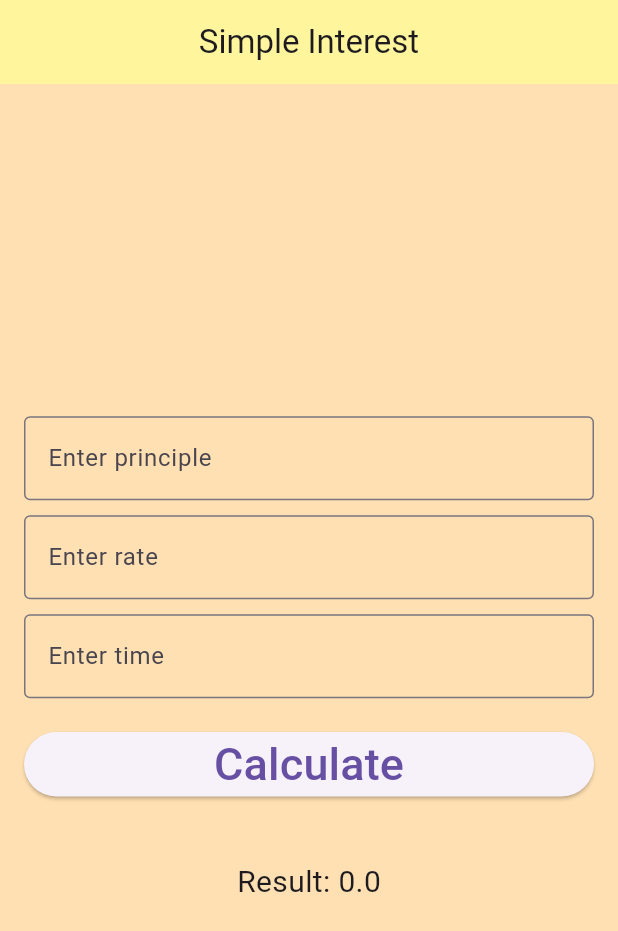
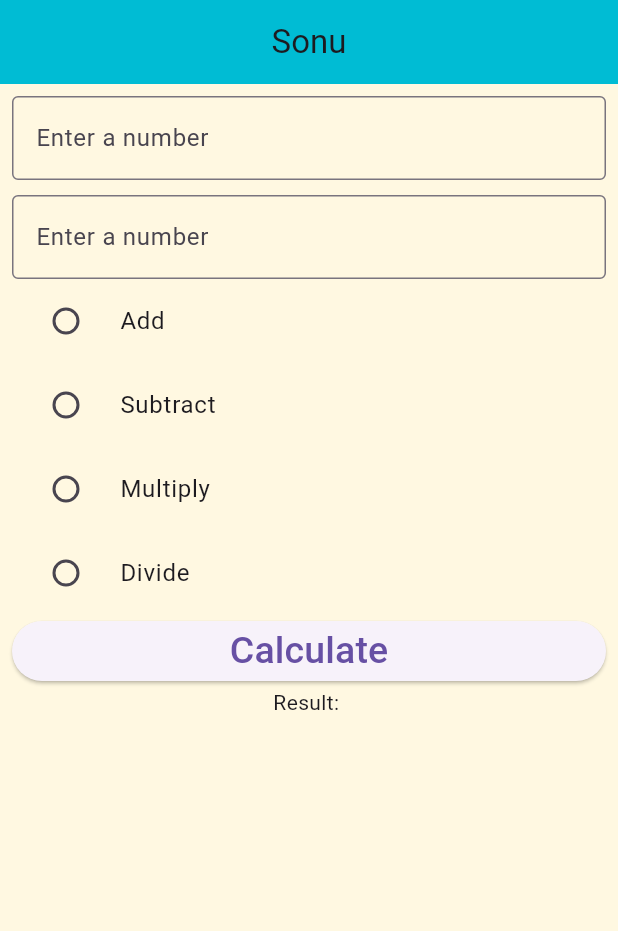
Before and after one commit to Sonu0103/class_work, a Flutter app: the screen it shows after launch, on a phone screen of 412 x 824 dp. Shown: the top 931 px of the screen. Run offline on Flutter 3.47's test engine with Material 3 defaults, Android fonts, the phone set to English and light mode, and no system bars.

Commit message:
add radio_screen

```diff
--- a/lib/app/app.dart
+++ b/lib/app/app.dart
@@ -1,5 +1,12 @@
+import 'package:class_app/screen/circle_screen.dart';
+import 'package:class_app/screen/column_screen.dart';
+import 'package:class_app/screen/dashboard.dart';
+import 'package:class_app/screen/layout_screen.dart';
 import 'package:class_app/screen/si_screen.dart';
 import 'package:flutter/material.dart';
+
+import '../screen/radio_screen.dart';
+
 
 
 
@@ -10,7 +17,7 @@ class App extends StatelessWidget {
   Widget build(BuildContext context) {
     return const MaterialApp(
       debugShowCheckedModeBanner: false,
-      home: SimpleInterestScreen(),
+      home: RadioScreen(),
     );
   }
 }
--- /dev/null
+++ b/lib/screen/radio_screen.dart
@@ -0,0 +1,144 @@
+import 'package:flutter/material.dart';
+
+class RadioScreen extends StatefulWidget {
+  const RadioScreen({Key? key}) : super(key: key);
+
+  @override
+  State<RadioScreen> createState() => _RadioScreenState();
+}
+
+class _RadioScreenState extends State<RadioScreen> {
+  double? first;
+  double? second;
+  double? output;
+
+  double? _result;
+  final myKey = GlobalKey<FormState>();
+
+  @override
+  Widget build(BuildContext context) {
+    return Scaffold(
+      backgroundColor: Colors.amber[50],
+      appBar: AppBar(
+        title: const Text("Sonu"),
+        backgroundColor: Colors.cyan,
+        centerTitle: true,
+      ),
+      body: Form(
+        key: myKey,
+        child: Padding(
+          padding: const EdgeInsets.all(8.0),
+          child: Column(
+            children: [
+              TextFormField(
+                validator: (value) {
+                  if (value == null || value.isEmpty) {
+                    return "Enter a Number";
+                  } else {
+                    return null;
+                  }
+                },
+                onChanged: (value) {
+                  first = double.tryParse(value);
+                },
+                keyboardType: TextInputType.number,
+                decoration: const InputDecoration(
+                  labelText: "Enter a number",
+                  border: OutlineInputBorder(),
+                ),
+              ),
+              const SizedBox(
+                height: 10,
+              ),
+              TextFormField(
+                validator: (value) {
+                  if (value == null || value.isEmpty) {
+                    return "Enter a Number";
+                  } else {
+                    return null;
+                  }
+                },
+                onChanged: (value) {
+                  second = double.tryParse(value);
+                },
+                keyboardType: TextInputType.number,
+                decoration: const InputDecoration(
+                  labelText: "Enter a number",
+                  border: OutlineInputBorder(),
+                ),
+              ),
+              RadioListTile(
+                  title: const Text('Add'),
+                  value: 1.0,
+                  groupValue: _result,
+                  onChanged: (value) {
+                    setState(() {
+                      _result = value;
+                    });
+                  }),
+              RadioListTile(
+                  title: const Text('Subtract'),
+                  value: 2.0,
+                  groupValue: _result,
+                  onChanged: (value) {
+                    setState(() {
+                      _result = value;
+                    });
+                  }),
+              RadioListTile(
+                  title: const Text('Multiply'),
+                  value: 3.0,
+                  groupValue: _result,
+                  onChanged: (value) {
+                    setState(() {
+                      _result = value;
+                    });
+                  }),
+              RadioListTile(
+                  title: const Text('Divide'),
+                  value: 4.0,
+                  groupValue: _result,
+                  onChanged: (value) {
+                    setState(() {
+                      _result = value;
+                    });
+                  }),
+              SizedBox(
+                width: double.infinity,
+                child: ElevatedButton(
+                  onPressed: () {
+                    if (first != null && second != null && _result != null) {
+                      setState(() {
+                        switch (_result) {
+                          case 1.0:
+                            output = first! + second!;
+                            break;
+                          case 2.0:
+                            output = first! - second!;
+                            break;
+                          case 3.0:
+                            output = first! * second!;
+                            break;
+                          case 4.0:
+                            output = first! / second!;
+                            break;
+                        }
+                      });
+                    }
+                  },
+                  child: const Text(
+                    'Calculate',
+                    style: TextStyle(
+                      fontSize: 25,
+                    ),
+                  ),
+                ),
+              ),
+              Text('Result: ${output ?? ""}')
+            ],
+          ),
+        ),
+      ),
+    );
+  }
+}
--- a/lib/screen/si_screen.dart
+++ b/lib/screen/si_screen.dart
@@ -1,79 +1,71 @@
-import 'package:flutter/cupertino.dart';
+import 'package:class_app/model/si_model.dart';
 import 'package:flutter/material.dart';
 
 class SimpleInterestScreen extends StatefulWidget {
   const SimpleInterestScreen({super.key});
-
 
   @override
   State<SimpleInterestScreen> createState() => _SimpleInterestScreenState();
 }
 
 class _SimpleInterestScreenState extends State<SimpleInterestScreen> {
+  // Global Key
+  final mykey = GlobalKey<FormState>();
 
-  double result = 0;
-  double? principle;
-  double? rate;
-  double? time;
-
+  SimpleInterestModel? simpleInterestModel;
   @override
   Widget build(BuildContext context) {
     return Scaffold(
-      backgroundColor: Colors.orange[100],
       appBar: AppBar(
-        title: const Text("Simple Interest"),
-        backgroundColor: Colors.yellow[200],
-        centerTitle: true,
-        elevation: 0,
+        title: const Text('Simple Interest'),
       ),
       body: Padding(
-        padding: EdgeInsets.all(16.0),
+        padding: const EdgeInsets.all(8.0),
+        child: Form(
+          key: mykey,
           child: Column(
             mainAxisAlignment: MainAxisAlignment.center,
-          children: <Widget>[
-            TextField(
-                onChanged: (value){
-                  principle = double.parse(value);
+            crossAxisAlignment: CrossAxisAlignment.stretch,
+            children: [
+              TextFormField(
+                validator: (value) {
+                  if (value!.isEmpty) {
+                    return 'Enter first No';
+                  }
+                  return null;
                 },
-                keyboardType: TextInputType.number,
-                decoration: InputDecoration(labelText: 'Enter principle', border: OutlineInputBorder())
               ),
-            SizedBox(height: 10,),
-            TextField(
-              onChanged: (value){
-                rate= double.parse(value);
+              TextFormField(
+                validator: (value) {
+                  if (value!.isEmpty) {
+                    return 'Enter first No';
+                  }
+                  return null;
                 },
-              keyboardType: TextInputType.number,
-              decoration: InputDecoration(labelText: 'Enter rate', border: OutlineInputBorder()),
               ),
-            SizedBox(height: 10,),
-            TextField(
-              onChanged: (value){
-                time = double.parse(value);
+              TextFormField(
+                validator: (value) {
+                  if (value!.isEmpty) {
+                    return 'Enter first No';
+                  }
+                  return null;
                 },
-              keyboardType: TextInputType.number,
-              decoration: InputDecoration(labelText: 'Enter time', border: OutlineInputBorder()),
               ),
-            SizedBox(height: 20),
-            SizedBox(
-              width: double.infinity,
-              child: ElevatedButton(
-                onPressed: (){
+              ElevatedButton(
+                onPressed: () {
+                  //check for the validation
+                  if (mykey.currentState!.validate()) {}
                   setState(() {
-                    result = (principle! * rate! * time!)/100;
+
+                    // simpleInterestModel =
+                    //     SimpleInterestModel(principle: principle!, rate: rate!, time: time!);
+                    // result = simpleInterestModelModel!.si();
                   });
                 },
-                child: Text('Calculate', style: TextStyle(fontSize: 30),),
+                child: const Text('Calculate'),
+              )
+            ],
           ),
-            ),
-            SizedBox(height: 20),
-
-            SizedBox(height: 20),
-            Text(
-              'Result: $result',
-              style: TextStyle(fontSize: 20),
-            ),
-          ],
         ),
       ),
     );
```
Also changed, not shown: lib/model/arithmetic_model.dart (added, +13 -0 lines), lib/model/circle_model.dart (added, +11 -0 lines), lib/model/si_model.dart (added, +14 -0 lines), lib/screen/arithmetic_screen.dart (+24 -8 lines), lib/screen/circle_screen.dart (added, +153 -0 lines), lib/screen/column_screen.dart (added, +33 -0 lines), lib/screen/dashboard.dart (added, +67 -0 lines), lib/screen/layout_screen.dart (added, +34 -0 lines). Lines whose indentation alone changed are shown as unchanged.
